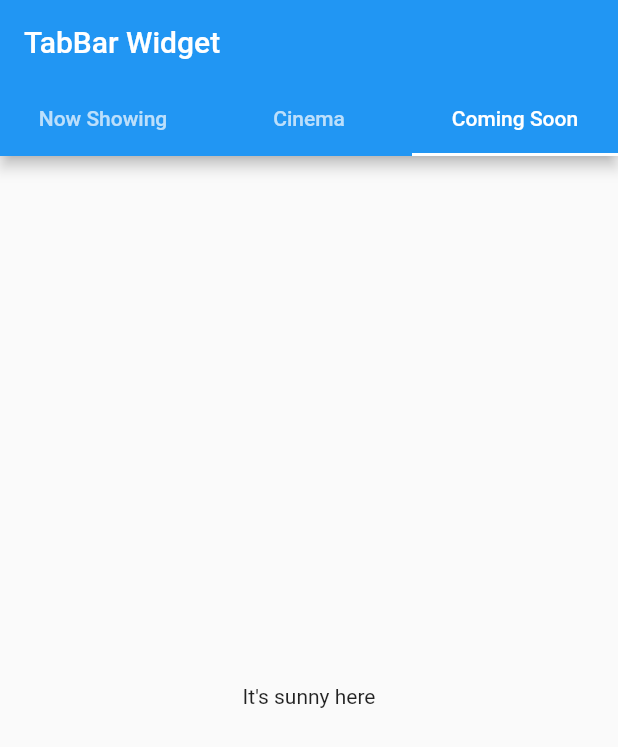
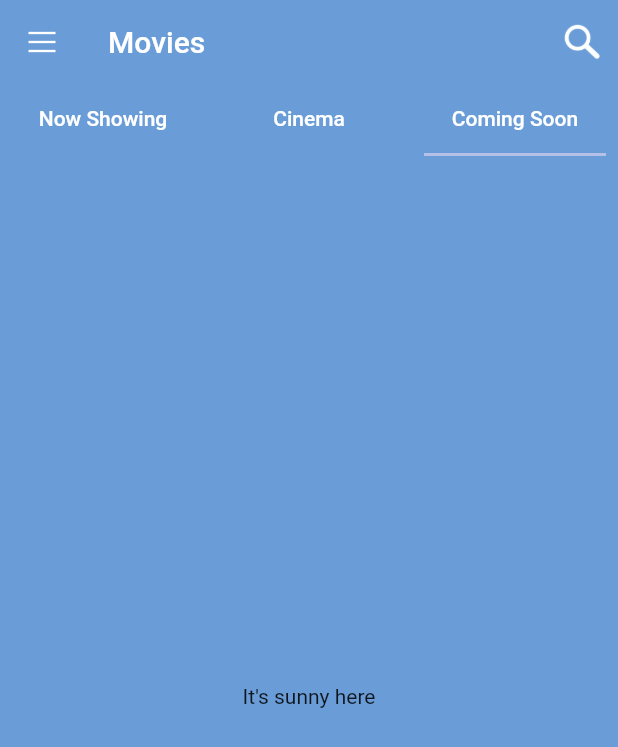
Before and after one commit to trangnt2304/movie_app, a Flutter app: the screen it shows after launch, tab 3 chosen, on a phone screen of 412 x 824 dp. Shown: the top 747 px of the screen. Run offline on Flutter 3.47's test engine with Material 2 defaults, Android fonts, the phone set to English and light mode, and no system bars; our stand-ins replace bloc, carousel_slider, get_it; generated files the repository leaves out were written again.

Commit message:
fearture/Home_Screen

```diff
--- /dev/null
+++ b/l10n.yaml
@@ -0,0 +1,3 @@
+arb-dir: lib/l10n
+template-arb-file: intl_en.arb
+output-localization-file: app_localizations.dart
--- a/lib/common/constant/colors.dart
+++ b/lib/common/constant/colors.dart
@@ -1,4 +1,8 @@
 
 class AppColors{
-  static int background = 0xff6a9dd8;
- }
+  static const background = 0xff6a9dd8;
+  static const chineseBlue = 0xff3e4f9c;
+  static const movieSubTitle = 0xffb5c0e7;
+  static const white = 0xffffffff;
+
+}
--- a/lib/common/constant/icons.dart
+++ b/lib/common/constant/icons.dart
@@ -3,4 +3,5 @@
 class AppIcons {
   static String pathIcon = "assets/icons/";
   static String icSearch =  pathIcon + "ic_search.png";
+  static String icMenu =  pathIcon + "ic_menu.png";
 }
--- a/lib/domain/data/local/mock_remote_data.dart
+++ /dev/null
@@ -1 +0,0 @@
-//Triển khai remote data
--- a/lib/domain/data/remote/mock_local_data.dart
+++ /dev/null
@@ -1 +0,0 @@
-//Triển khai data ở local
--- a/lib/domain/model/mock_model.dart
+++ /dev/null
@@ -1 +0,0 @@
-//triển khai các model
--- a/lib/domain/repository/mock_repository.dart
+++ /dev/null
@@ -1 +0,0 @@
-//Triển khai các repo
--- /dev/null
+++ b/lib/l10n/intl_en.arb
@@ -0,0 +1,5 @@
+{
+    "@@locale": "en",
+    "buyTickets" : "Buy Tickets",
+    "movies" : "Movies"
+}
--- /dev/null
+++ b/lib/l10n/intl_vi.arb
@@ -0,0 +1,5 @@
+{
+    "@@locale": "vi",
+    "buyTickets" : "Mua vé",
+    "movies" : "Phim"
+}
--- a/lib/presentation/journey/home/home_widget.dart
+++ b/lib/presentation/journey/home/home_widget.dart
@@ -1,4 +1,6 @@
 import 'package:flutter/material.dart';
+import 'package:movie_app/common/constant/colors.dart';
+import 'package:movie_app/common/constant/icons.dart';
 import 'package:movie_app/presentation/journey/home/widget/cinema_widget.dart';
 import 'package:movie_app/presentation/journey/home/widget/comming_soon_widget.dart';
 import 'package:movie_app/presentation/journey/home/widget/now_showing_widget.dart';
@@ -10,12 +12,37 @@ class MyHomePage extends StatelessWidget {
   @override
   Widget build(BuildContext context) {
     return DefaultTabController(
-      initialIndex: 1,
+      initialIndex: 0,
       length: 3,
       child: Scaffold(
+        backgroundColor: const Color(AppColors.background),
         appBar: AppBar(
-          title: const Text('TabBar Widget'),
+          leading: IconButton(
+            icon: Image.asset(
+              AppIcons.icMenu,
+              width: 24,
+              height: 24,
+            ),
+            onPressed: () {},
+          ),
+          elevation: 0,
+          backgroundColor: const Color(AppColors.background),
+          title: const Text('Movies'),
+          actions: [
+            IconButton(
+              icon: Image.asset(
+                AppIcons.icSearch,
+                width: 24,
+                height: 24,
+              ),
+              onPressed: () {},
+            ),
+          ],
           bottom: const TabBar(
+            indicatorPadding: EdgeInsets.symmetric(horizontal: 8),
+            indicatorColor: Color(AppColors.movieSubTitle),
+            labelColor: Colors.white,
+            unselectedLabelColor: Colors.white,
             tabs: <Widget>[
               Tab(
                 text: "Now Showing",
@@ -32,8 +59,8 @@ class MyHomePage extends StatelessWidget {
         body: TabBarView(
           children: <Widget>[
             NowShowingWidget(controller: controller),
-            CinemaWidget(),
-            CommingSoonWidget(),
+            const CinemaWidget(),
+            const CommingSoonWidget(),
           ],
         ),
       ),
--- a/lib/presentation/my_app.dart
+++ b/lib/presentation/my_app.dart
@@ -1,5 +1,8 @@
 import 'package:flutter/material.dart';
+import 'package:flutter_localizations/flutter_localizations.dart';
+import 'package:movie_app/common/constant/colors.dart';
 import 'journey/home/home_widget.dart';
+import 'package:flutter_gen/gen_l10n/app_localizations.dart';
 
 class MyApp extends StatelessWidget {
   const MyApp({Key? key}) : super(key: key);
@@ -7,6 +10,17 @@ class MyApp extends StatelessWidget {
   Widget build(BuildContext context) {
     return MaterialApp(
       title: 'Flutter Demo',
+      color: const Color(AppColors.background),
+      localizationsDelegates: const [
+        AppLocalizations.delegate, // Add this line
+        GlobalMaterialLocalizations.delegate,
+        GlobalWidgetsLocalizations.delegate,
+        GlobalCupertinoLocalizations.delegate,
+      ],
+      supportedLocales: const [
+        Locale('vi', 'VN'),
+        Locale('en', 'US'),
+      ],
       theme: ThemeData(
         primarySwatch: Colors.blue,
       ),
```
Also changed, not shown: lib/common/constant/images.dart (+7 -0 lines), lib/common/constant/text_style.dart (added, +11 -0 lines), lib/presentation/journey/home/widget/movie_rate_widget.dart (added, +28 -0 lines), lib/presentation/journey/home/widget/now_showing_widget.dart (+40 -27 lines), lib/presentation/journey/home/widget/ticket_button_widget.dart (added, +30 -0 lines), pubspec.yaml (+9 -2 lines), assets/icons/ic_menu.png (added), lib/generated/intl/messages_all.dart (added), lib/generated/intl/messages_en.dart (added), lib/generated/intl/messages_vi.dart (added), lib/generated/l10n.dart (added), pubspec.lock, 2 other files.
